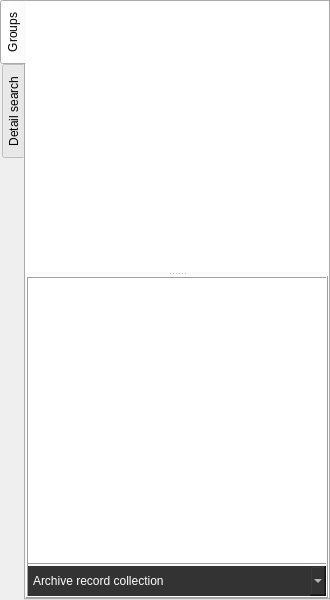
This is views/navigatorview.ui in caxapyk/pa-decision as Qt 5 draws it before an edit. The edited form follows.
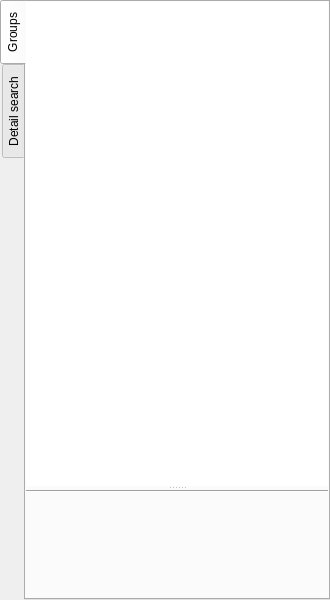
This is the edited form. Icons and pictures are not drawn.

Commit message: collections removed

```diff
--- a/views/navigatorview.ui
+++ b/views/navigatorview.ui
@@ -106,7 +106,7 @@
          </widget>
          <widget class="QFrame" name="frame">
           <property name="frameShape">
-           <enum>QFrame::Box</enum>
+           <enum>QFrame::NoFrame</enum>
           </property>
           <property name="frameShadow">
            <enum>QFrame::Raised</enum>
@@ -127,34 +127,6 @@
            <property name="bottomMargin">
             <number>0</number>
            </property>
-           <item>
-            <widget class="QTreeView" name="tV_collection">
-             <property name="sizePolicy">
-              <sizepolicy hsizetype="Expanding" vsizetype="Expanding">
-               <horstretch>0</horstretch>
-               <verstretch>4</verstretch>
-              </sizepolicy>
-             </property>
-             <property name="minimumSize">
-              <size>
-               <width>0</width>
-               <height>0</height>
-              </size>
-             </property>
-             <property name="frameShape">
-              <enum>QFrame::NoFrame</enum>
-             </property>
-             <property name="frameShadow">
-              <enum>QFrame::Sunken</enum>
-             </property>
-             <property name="editTriggers">
-              <set>QAbstractItemView::NoEditTriggers</set>
-             </property>
-             <property name="sortingEnabled">
-              <bool>true</bool>
-             </property>
-            </widget>
-           </item>
            <item>
             <widget class="Line" name="line">
              <property name="orientation">
@@ -163,68 +135,17 @@
             </widget>
            </item>
            <item>
-            <widget class="QComboBox" name="cB_collection">
-             <property name="minimumSize">
+            <spacer name="verticalSpacer">
+             <property name="orientation">
+              <enum>Qt::Vertical</enum>
+             </property>
+             <property name="sizeHint" stdset="0">
               <size>
-               <width>0</width>
-               <height>30</height>
+               <width>20</width>
+               <height>40</height>
               </size>
              </property>
-             <property name="layoutDirection">
-              <enum>Qt::LeftToRight</enum>
-             </property>
-             <property name="styleSheet">
-              <string notr="true">border:0px;background-color:#333;color:#fff;</string>
-             </property>
-             <property name="frame">
-              <bool>false</bool>
-             </property>
-             <item>
-              <property name="text">
-               <string>Archive record collection</string>
-              </property>
-              <property name="icon">
-               <iconset resource="../resources.qrc">
-                <normaloff>:/icons/icons/record-16.png</normaloff>:/icons/icons/record-16.png</iconset>
-              </property>
-             </item>
-             <item>
-              <property name="text">
-               <string>Protocol collection</string>
-              </property>
-              <property name="icon">
-               <iconset resource="../resources.qrc">
-                <normaloff>:/icons/icons/protocol-16.png</normaloff>:/icons/icons/protocol-16.png</iconset>
-              </property>
-             </item>
-             <item>
-              <property name="text">
-               <string>Document type collection</string>
-              </property>
-              <property name="icon">
-               <iconset resource="../resources.qrc">
-                <normaloff>:/icons/icons/doctype-16.png</normaloff>:/icons/icons/doctype-16.png</iconset>
-              </property>
-             </item>
-             <item>
-              <property name="text">
-               <string>Year groups collection</string>
-              </property>
-              <property name="icon">
-               <iconset resource="../resources.qrc">
-                <normaloff>:/icons/icons/calendar-16.png</normaloff>:/icons/icons/calendar-16.png</iconset>
-              </property>
-             </item>
-             <item>
-              <property name="text">
-               <string>Subject collection</string>
-              </property>
-              <property name="icon">
-               <iconset resource="../resources.qrc">
-                <normaloff>:/icons/icons/subject-16.png</normaloff>:/icons/icons/subject-16.png</iconset>
-              </property>
-             </item>
-            </widget>
+            </spacer>
            </item>
           </layout>
          </widget>
```
The commit also changes 11 other files.
